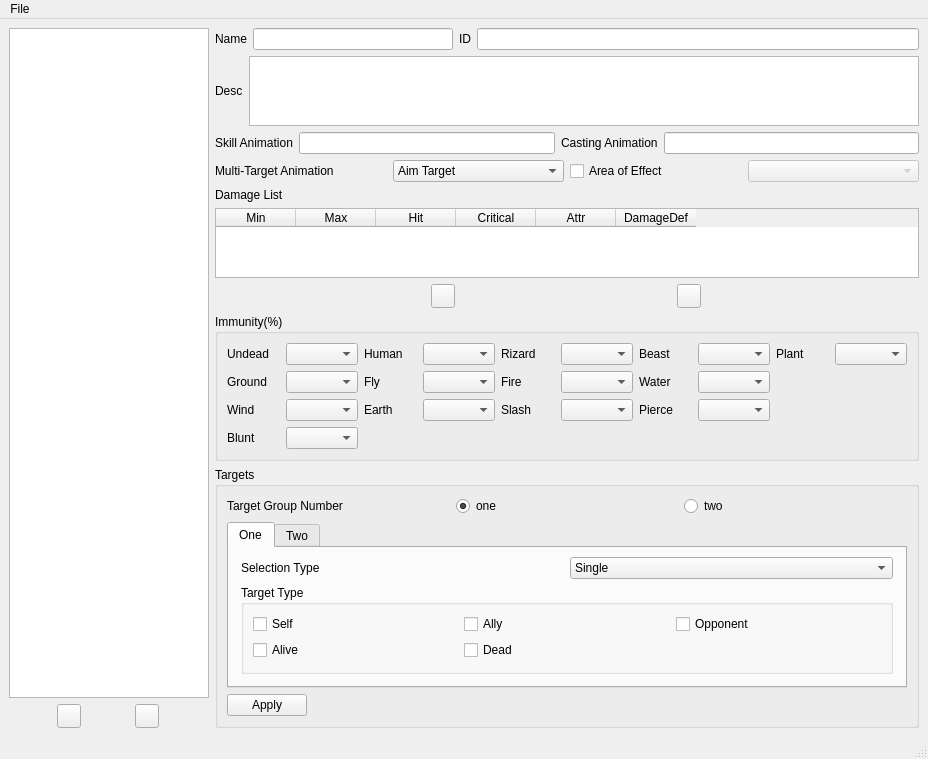
Before: the Qt Designer form tools/RogaSkillEditor/RogaSkillEditor.ui in wasedaigo/samancing-roga, drawn with Qt 5.
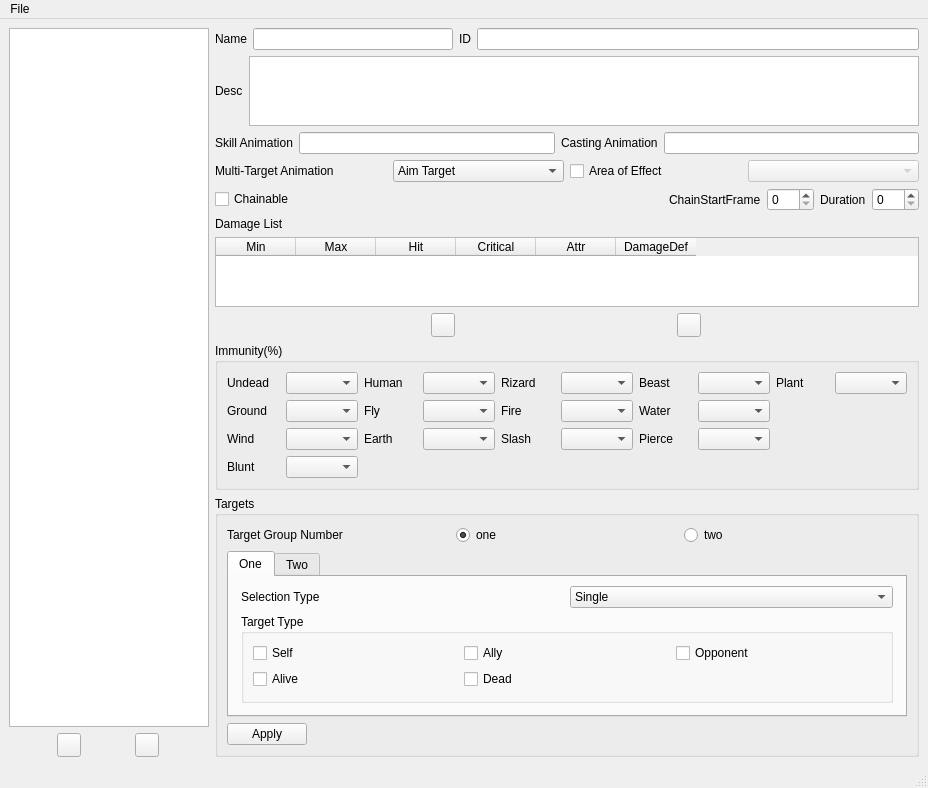
After: the same form once the commit is applied. Icons and pictures are not drawn.

Commit message: Added chain related fields

```diff
--- a/tools/RogaSkillEditor/RogaSkillEditor.ui
+++ b/tools/RogaSkillEditor/RogaSkillEditor.ui
@@ -209,6 +209,58 @@
         </item>
        </layout>
       </item>
+      <item>
+       <layout class="QHBoxLayout" name="horizontalLayout_12">
+        <item>
+         <widget class="QCheckBox" name="chainableCheckbox">
+          <property name="text">
+           <string>Chainable</string>
+          </property>
+         </widget>
+        </item>
+        <item>
+         <spacer name="horizontalSpacer">
+          <property name="orientation">
+           <enum>Qt::Horizontal</enum>
+          </property>
+          <property name="sizeHint" stdset="0">
+           <size>
+            <width>40</width>
+            <height>20</height>
+           </size>
+          </property>
+         </spacer>
+        </item>
+        <item>
+         <widget class="QLabel" name="label_10">
+          <property name="text">
+           <string>ChainStartFrame</string>
+          </property>
+         </widget>
+        </item>
+        <item>
+         <widget class="QSpinBox" name="chainStartFrameCombobox">
+          <property name="maximum">
+           <number>999</number>
+          </property>
+         </widget>
+        </item>
+        <item>
+         <widget class="QLabel" name="label_14">
+          <property name="text">
+           <string>Duration</string>
+          </property>
+         </widget>
+        </item>
+        <item>
+         <widget class="QSpinBox" name="chainDurationCombobox">
+          <property name="maximum">
+           <number>999</number>
+          </property>
+         </widget>
+        </item>
+       </layout>
+      </item>
       <item>
        <widget class="QLabel" name="label_8">
         <property name="text">
```
The commit also changes 1 other file.
